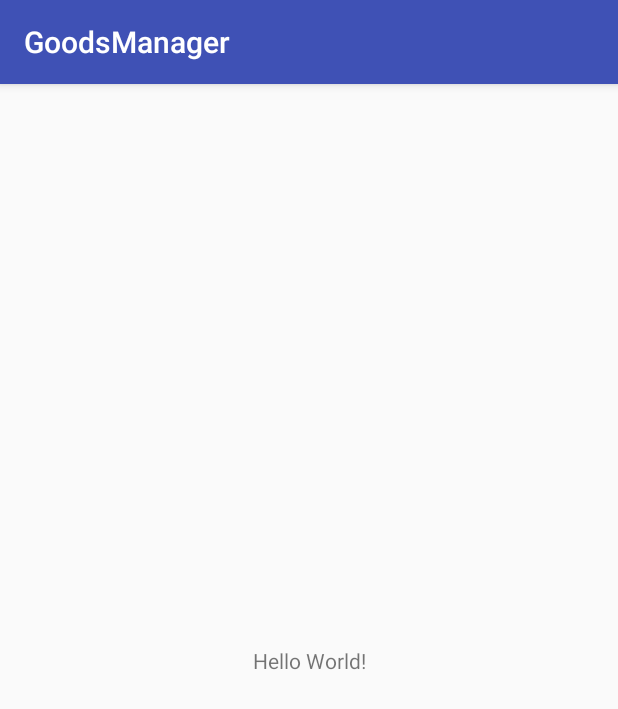
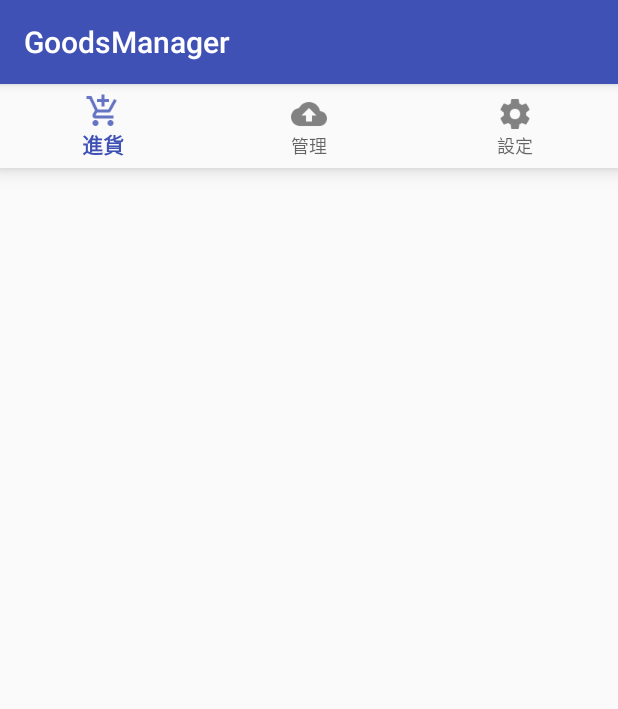
Before and after one commit to jcchen07944/GoodsManager, an Android app: the screen it shows after launch (MainActivity), on a phone screen of 412 x 824 dp. Shown: the top 709 px of the screen. Run offline under Robolectric (Android 15) with nearby library versions, the phone set to English and light mode, and no system bars.

Commit message:
Add BottomNavigation.

```diff
--- a/app/src/main/AndroidManifest.xml
+++ b/app/src/main/AndroidManifest.xml
@@ -9,7 +9,7 @@
         android:roundIcon="@mipmap/ic_launcher_round"
         android:supportsRtl="true"
         android:theme="@style/AppTheme">
-        <activity android:name=".MainActivity">
+        <activity android:name=".view.MainActivity">
             <intent-filter>
                 <action android:name="android.intent.action.MAIN" />
 
--- a/app/src/main/java/jcchen/goodsmanager/MainActivity.java
+++ b/app/src/main/java/jcchen/goodsmanager/view/MainActivity.java
@@ -1,7 +1,9 @@
-package jcchen.goodsmanager;
+package jcchen.goodsmanager.view;
 
 import android.support.v7.app.AppCompatActivity;
 import android.os.Bundle;
+
+import jcchen.goodsmanager.R;
 
 public class MainActivity extends AppCompatActivity {
 
--- a/app/src/main/res/layout/activity_main.xml
+++ b/app/src/main/res/layout/activity_main.xml
@@ -1,18 +1,15 @@
 <?xml version="1.0" encoding="utf-8"?>
-<android.support.constraint.ConstraintLayout xmlns:android="http://schemas.android.com/apk/res/android"
+<LinearLayout xmlns:android="http://schemas.android.com/apk/res/android"
     xmlns:app="http://schemas.android.com/apk/res-auto"
     xmlns:tools="http://schemas.android.com/tools"
     android:layout_width="match_parent"
     android:layout_height="match_parent"
-    tools:context="jcchen.goodsmanager.MainActivity">
+    tools:context="jcchen.goodsmanager.view.MainActivity">
 
-    <TextView
-        android:layout_width="wrap_content"
+    <android.support.design.widget.BottomNavigationView
+        android:layout_width="match_parent"
         android:layout_height="wrap_content"
-        android:text="Hello World!"
-        app:layout_constraintBottom_toBottomOf="parent"
-        app:layout_constraintLeft_toLeftOf="parent"
-        app:layout_constraintRight_toRightOf="parent"
-        app:layout_constraintTop_toTopOf="parent" />
+        android:background="?android:attr/windowBackground"
+        app:menu="@menu/bottom_navigation_menu"/>
 
-</android.support.constraint.ConstraintLayout>
+</LinearLayout>
--- /dev/null
+++ b/app/src/main/res/menu/bottom_navigation_menu.xml
@@ -0,0 +1,19 @@
+<?xml version="1.0" encoding="utf-8"?>
+<menu xmlns:android="http://schemas.android.com/apk/res/android">
+
+    <item
+        android:title="@string/purchase"
+        android:id="@+id/bottom_navigation_purchase"
+        android:icon="@drawable/ic_bottom_navigation_purchase"
+        android:orderInCategory="1"/>
+    <item
+        android:title="@string/manage"
+        android:id="@+id/bottom_navigation_manage"
+        android:icon="@drawable/ic_bottom_navigation_manage"
+        android:orderInCategory="2"/>
+    <item
+        android:title="@string/setting"
+        android:id="@+id/bottom_navigation_setting"
+        android:icon="@drawable/ic_bottom_navigation_setting"
+        android:orderInCategory="3"/>
+</menu>
--- a/app/src/main/res/values/strings.xml
+++ b/app/src/main/res/values/strings.xml
@@ -1,3 +1,6 @@
 <resources>
     <string name="app_name">GoodsManager</string>
+    <string name="setting">設定</string>
+    <string name="manage">管理</string>
+    <string name="purchase">進貨</string>
 </resources>
```
Also changed, not shown: app/src/main/res/drawable-hdpi/ic_bottom_navigation_manage.png (added), app/src/main/res/drawable-hdpi/ic_bottom_navigation_purchase.png (added), app/src/main/res/drawable-hdpi/ic_bottom_navigation_setting.png (added), app/src/main/res/drawable-mdpi/ic_bottom_navigation_manage.png (added), app/src/main/res/drawable-mdpi/ic_bottom_navigation_purchase.png (added), app/src/main/res/drawable-mdpi/ic_bottom_navigation_setting.png (added), app/src/main/res/drawable-xhdpi/ic_bottom_navigation_manage.png (added), app/src/main/res/drawable-xhdpi/ic_bottom_navigation_purchase.png (added), app/src/main/res/drawable-xhdpi/ic_bottom_navigation_setting.png (added), app/src/main/res/drawable-xxhdpi/ic_bottom_navigation_manage.png (added), app/src/main/res/drawable-xxhdpi/ic_bottom_navigation_purchase.png (added), app/src/main/res/drawable-xxhdpi/ic_bottom_navigation_setting.png (added).
